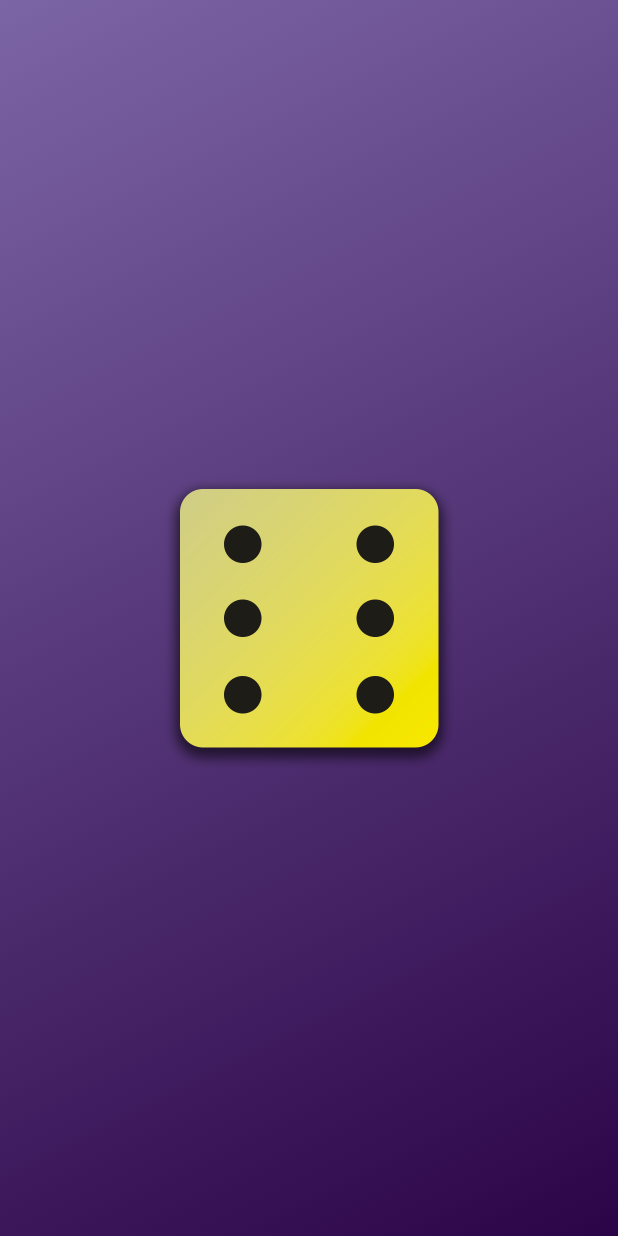
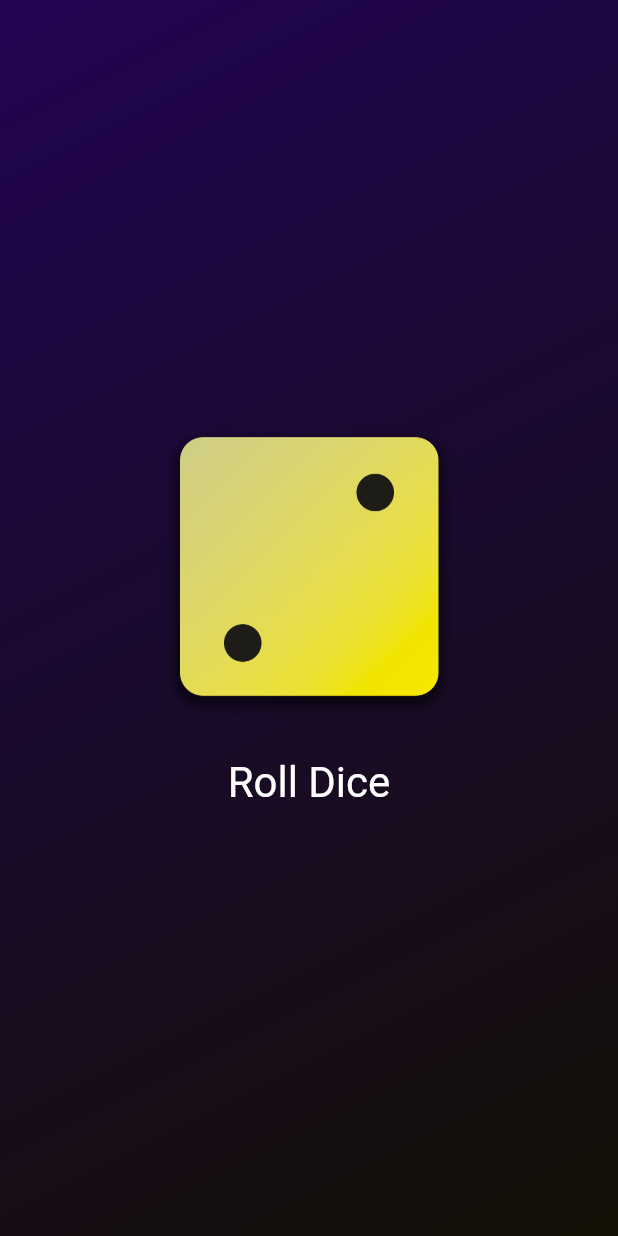
Before and after one commit to HRBodvarsson/test1flutter, a Flutter app: the screen it shows after launch, on a phone screen of 412 x 824 dp. Run offline on Flutter 3.47's test engine with Material 3 defaults, Android fonts, the light colour scheme and no system bars.

Commit message:
Dice Roller app final

```diff
--- /dev/null
+++ b/lib/dice_roller.dart
@@ -0,0 +1,51 @@
+import 'dart:math';
+import 'package:flutter/material.dart';
+
+
+
+
+class DiceRoller extends StatefulWidget {
+  const DiceRoller({super.key});
+
+  @override
+  State<DiceRoller> createState() {
+    return _DiceRollerState();
+  }
+}
+
+class _DiceRollerState extends State<DiceRoller> {
+  final randomizer = Random();
+  var currentDiceRoll = 2;
+
+  void rollDice() {
+    setState(() {
+      currentDiceRoll = randomizer.nextInt(6) + 1;
+    });
+                      // activeDiceImage = 'assets/images/dice-$diceRoll.png';
+  }
+
+  @override
+  Widget build(context) {
+    return Column(
+      mainAxisSize: MainAxisSize.min,
+      children: [
+        Image.asset(
+          'assets/images/dice-$currentDiceRoll.png',
+          width: 200,
+        ),
+        const SizedBox(height: 20),
+        TextButton(
+          onPressed: rollDice,
+          style: TextButton.styleFrom(
+                // padding: const EdgeInsets.only(top: 20), (alternative to const SizedBox(height: 20),)
+                foregroundColor: Colors.white,
+                textStyle: const TextStyle(
+                  fontSize: 28,
+                ),
+              ),
+          child: const Text('Roll Dice'),
+        ),
+      ],
+    );
+  }
+}
--- a/lib/gradient_container.dart
+++ b/lib/gradient_container.dart
@@ -1,4 +1,6 @@
 import 'package:flutter/material.dart';
+import 'package:test1flutter/dice_roller.dart';
+// import 'package:test1flutter/styled_text.dart';
 
 //var startAlignment; would be a dynamic variable (not recommended)
 const startAlignment = Alignment.topLeft;
@@ -15,6 +17,7 @@
   final Color color1;
   final Color color2;
 
+
   @override
   Widget build(context) {
     return Container(
@@ -26,9 +29,7 @@
         ),
       ),
       child: Center(
-        child: Image.asset ('assets/images/dice-6.png',
-        width: 200,
-        ),
+        child: DiceRoller(),
       ),
     );
   }
--- a/lib/main.dart
+++ b/lib/main.dart
@@ -11,11 +11,11 @@
     const MaterialApp(
       home: Scaffold(
         body: GradientContainer(
-                Color.fromARGB (255, 124, 101, 165),
-                Color.fromARGB (255, 43, 4, 71),
-          ),
+          Color.fromARGB (255, 33, 4, 82),
+          Color.fromARGB (255, 19, 16, 5),
         ),
       ),
+    ),
   );
   //arguments = calling a function
   //parameters = defining a function
```
